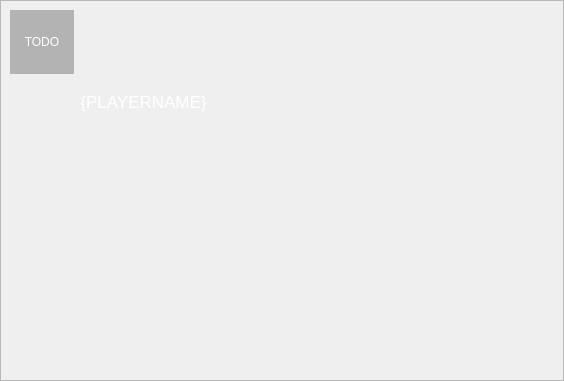
Before: the Qt Designer form branches/macjariel/client/opponentwidget.ui in kubos741/kbang, drawn with Qt 5.
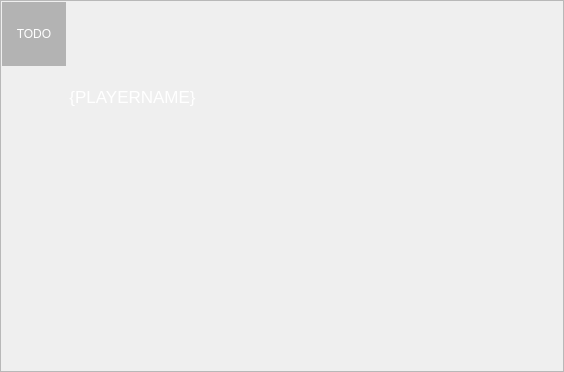
After: the same form once the commit is applied. Custom widgets are drawn as their Qt base class.

The edit to the form file:
```diff
--- a/branches/macjariel/client/opponentwidget.ui
+++ b/branches/macjariel/client/opponentwidget.ui
@@ -6,21 +6,15 @@
     <x>0</x>
     <y>0</y>
     <width>564</width>
-    <height>381</height>
+    <height>372</height>
    </rect>
   </property>
   <property name="sizePolicy" >
-   <sizepolicy vsizetype="Preferred" hsizetype="Preferred" >
+   <sizepolicy vsizetype="Fixed" hsizetype="Fixed" >
     <horstretch>0</horstretch>
     <verstretch>0</verstretch>
    </sizepolicy>
   </property>
-  <property name="minimumSize" >
-   <size>
-    <width>220</width>
-    <height>220</height>
-   </size>
-  </property>
   <property name="windowTitle" >
    <string>Opponent Widget</string>
   </property>
@@ -28,6 +22,9 @@
    <property name="margin" >
     <number>0</number>
    </property>
+   <property name="spacing" >
+    <number>0</number>
+   </property>
    <item row="0" column="0" >
     <widget class="QFrame" name="frame" >
      <property name="frameShape" >
@@ -40,8 +37,17 @@
       <number>0</number>
      </property>
      <layout class="QHBoxLayout" name="horizontalLayout_4" >
+      <property name="spacing" >
+       <number>3</number>
+      </property>
+      <property name="margin" >
+       <number>1</number>
+      </property>
       <item>
        <layout class="QVBoxLayout" name="verticalLayout" >
+        <property name="spacing" >
+         <number>1</number>
+        </property>
         <item>
          <layout class="QHBoxLayout" name="horizontalLayout" >
           <property name="spacing" >
@@ -164,6 +170,9 @@
           <property name="orientation" >
            <enum>Qt::Vertical</enum>
           </property>
+          <property name="sizeType" >
+           <enum>QSizePolicy::Maximum</enum>
+          </property>
           <property name="sizeHint" stdset="0" >
            <size>
             <width>10</width>
@@ -186,6 +195,12 @@
           </property>
           <item>
            <widget class="QLabel" name="mp_labelPlayerName" >
+            <property name="sizePolicy" >
+             <sizepolicy vsizetype="Fixed" hsizetype="Preferred" >
+              <horstretch>0</horstretch>
+              <verstretch>0</verstretch>
+             </sizepolicy>
+            </property>
             <property name="maximumSize" >
              <size>
               <width>16777215</width>
@@ -267,12 +282,12 @@
            <enum>Qt::Vertical</enum>
           </property>
           <property name="sizeType" >
-           <enum>QSizePolicy::Preferred</enum>
+           <enum>QSizePolicy::Maximum</enum>
           </property>
           <property name="sizeHint" stdset="0" >
            <size>
             <width>20</width>
-            <height>10</height>
+            <height>5</height>
            </size>
           </property>
          </spacer>
```
Left out of the diff: 12 changed lines with no effect on the pictures.
